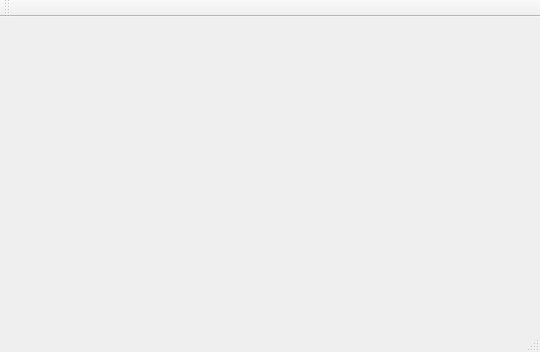
nechutny/ICP, file src/gui/labyrinth/mainwindow.ui: the form before one commit.
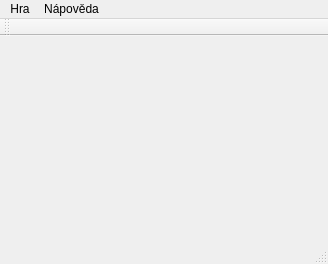
The form after the commit.

Diff of the .ui file:
```diff
--- a/src/gui/labyrinth/mainwindow.ui
+++ b/src/gui/labyrinth/mainwindow.ui
@@ -6,8 +6,8 @@
    <rect>
     <x>0</x>
     <y>0</y>
-    <width>540</width>
-    <height>352</height>
+    <width>328</width>
+    <height>264</height>
    </rect>
   </property>
   <property name="windowTitle">
@@ -19,10 +19,27 @@
     <rect>
      <x>0</x>
      <y>0</y>
-     <width>540</width>
+     <width>328</width>
      <height>25</height>
     </rect>
    </property>
+   <widget class="QMenu" name="menuHra">
+    <property name="title">
+     <string>Hra</string>
+    </property>
+    <addaction name="actionNov_s_ov"/>
+    <addaction name="actionNov_lok_ln"/>
+    <addaction name="separator"/>
+    <addaction name="actionUlo_it"/>
+    <addaction name="separator"/>
+   </widget>
+   <widget class="QMenu" name="menuN_pov_da">
+    <property name="title">
+     <string>Nápověda</string>
+    </property>
+   </widget>
+   <addaction name="menuHra"/>
+   <addaction name="menuN_pov_da"/>
   </widget>
   <widget class="QToolBar" name="mainToolBar">
    <attribute name="toolBarArea">
```
Left out of the diff: 15 changed lines with no effect on the pictures.
